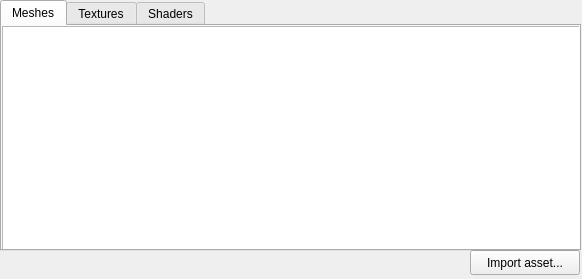
This is Editor/assetwidget.ui in gnleece/Dogwood as Qt 5 draws it before an edit. The edited form follows.
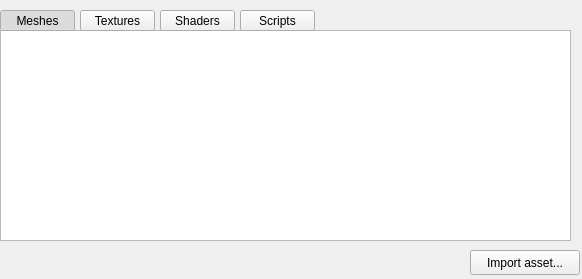
This is the edited form. The open tabs and pages were chosen to show the change.

What changed in the file:
```diff
--- a/Editor/assetwidget.ui
+++ b/Editor/assetwidget.ui
@@ -26,49 +26,91 @@
     <string>Import asset...</string>
    </property>
   </widget>
-  <widget class="QTabWidget" name="tabWidget">
-   <property name="geometry">
-    <rect>
-     <x>0</x>
-     <y>0</y>
-     <width>581</width>
-     <height>251</height>
-    </rect>
-   </property>
-   <property name="currentIndex">
-    <number>2</number>
-   </property>
-   <widget class="QWidget" name="meshTab">
-    <attribute name="title">
-     <string>Meshes</string>
-    </attribute>
     <widget class="QTableView" name="meshTableView">
      <property name="geometry">
       <rect>
        <x>0</x>
-       <y>0</y>
-       <width>581</width>
-       <height>231</height>
+     <y>30</y>
+     <width>571</width>
+     <height>211</height>
       </rect>
      </property>
      <attribute name="horizontalHeaderVisible">
       <bool>false</bool>
      </attribute>
+   <attribute name="horizontalHeaderStretchLastSection">
+    <bool>true</bool>
+   </attribute>
      <attribute name="verticalHeaderVisible">
       <bool>false</bool>
      </attribute>
     </widget>
-   </widget>
-   <widget class="QWidget" name="textureTab">
-    <attribute name="title">
+  <widget class="QPushButton" name="meshesButton">
+   <property name="geometry">
+    <rect>
+     <x>0</x>
+     <y>10</y>
+     <width>75</width>
+     <height>21</height>
+    </rect>
+   </property>
+   <property name="text">
+    <string>Meshes</string>
+   </property>
+   <property name="checkable">
+    <bool>true</bool>
+   </property>
+   <property name="checked">
+    <bool>true</bool>
+   </property>
+  </widget>
+  <widget class="QPushButton" name="texturesButton">
+   <property name="geometry">
+    <rect>
+     <x>80</x>
+     <y>10</y>
+     <width>75</width>
+     <height>21</height>
+    </rect>
+   </property>
+   <property name="text">
      <string>Textures</string>
-    </attribute>
-   </widget>
-   <widget class="QWidget" name="shaderTab">
-    <attribute name="title">
+   </property>
+   <property name="checkable">
+    <bool>true</bool>
+   </property>
+  </widget>
+  <widget class="QPushButton" name="shadersButton">
+   <property name="geometry">
+    <rect>
+     <x>160</x>
+     <y>10</y>
+     <width>75</width>
+     <height>21</height>
+    </rect>
+   </property>
+   <property name="text">
      <string>Shaders</string>
-    </attribute>
-   </widget>
+   </property>
+   <property name="checkable">
+    <bool>true</bool>
+   </property>
+  </widget>
+  <widget class="QPushButton" name="scriptsButton">
+   <property name="geometry">
+    <rect>
+     <x>240</x>
+     <y>10</y>
+     <width>75</width>
+     <height>21</height>
+    </rect>
+   </property>
+   <property name="text">
+    <string>Scripts</string>
+   </property>
+   <property name="checkable">
+    <bool>true</bool>
+   </property>
   </widget>
  </widget>
  <resources/>
```
Lines whose indentation alone changed are shown as unchanged.
